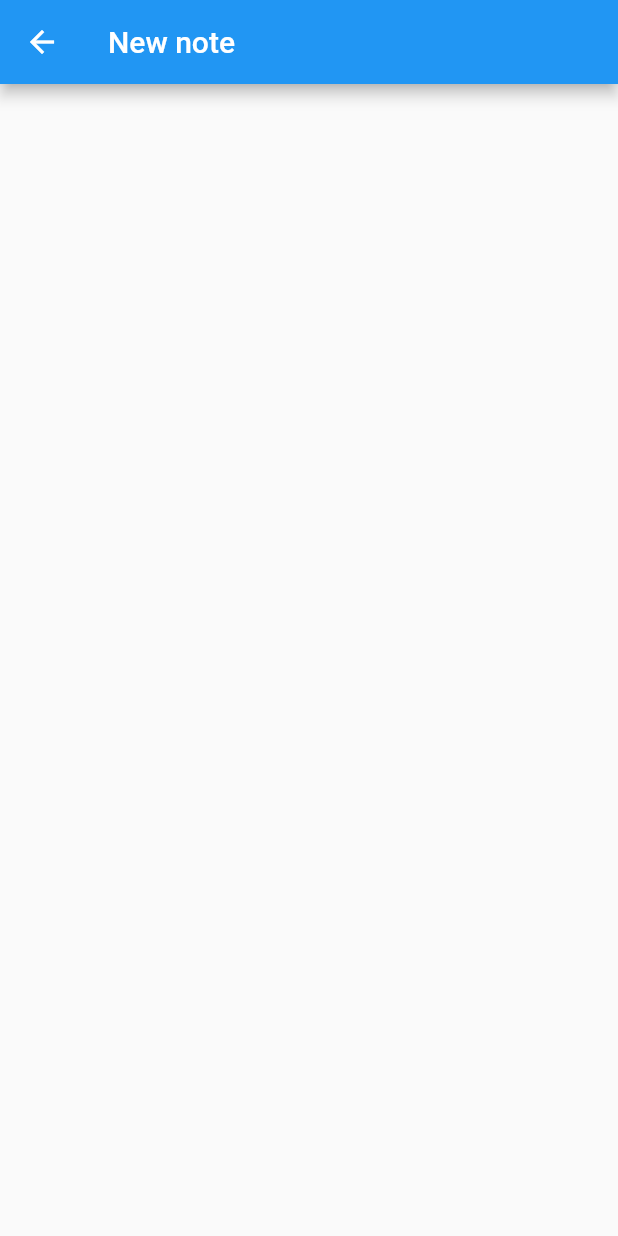
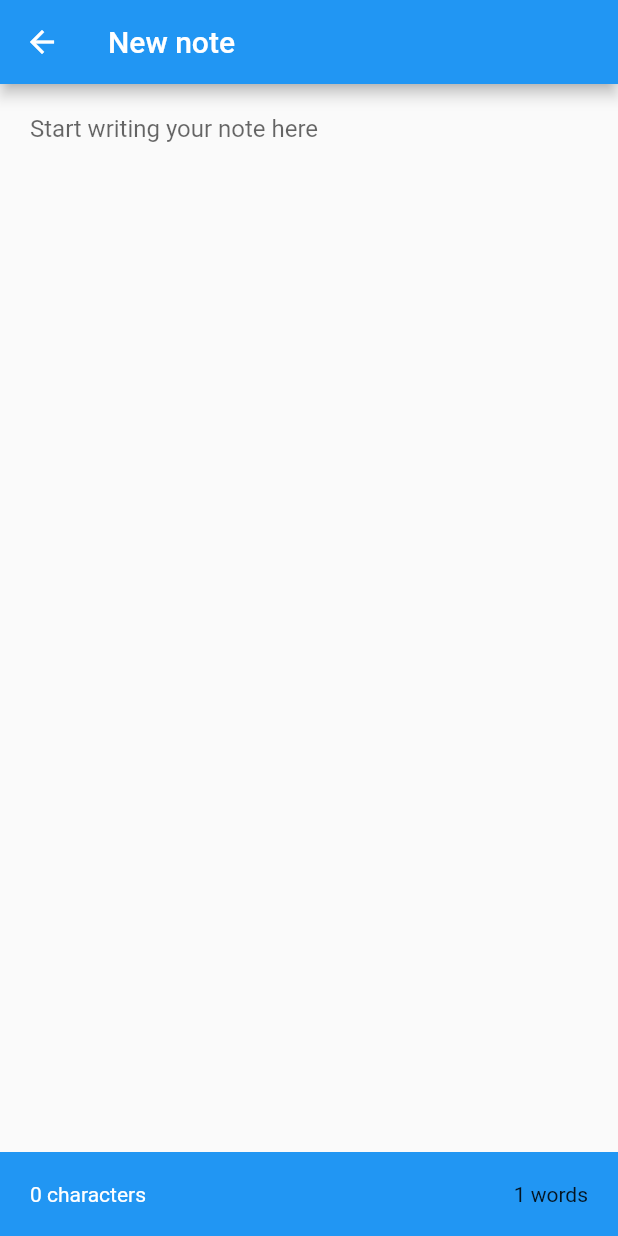
Before and after one commit to ctmhoang/flutter-intro, a Flutter app: the screen it shows after launch, after a tap on the "add" icon, on a phone screen of 412 x 824 dp. Run offline on Flutter 3.47's test engine with Material 2 defaults, Android fonts, the phone set to English and light mode, and no system bars; generated files the repository leaves out were written again.

Commit message:
Add notes app

```diff
--- a/provider_notes/lib/providers/note_collections.dart
+++ b/provider_notes/lib/providers/note_collections.dart
@@ -18,6 +18,11 @@ class NoteCollection extends ChangeNotifier {
     notifyListeners();
   }
 
+  deleteNote(Note note) {
+    _notes.remove(note);
+    notifyListeners();
+  }
+
   Note getNote(String id) {
     return _notes.where((element) => element.id == id).first;
   }
--- a/provider_notes/lib/screens/home_screen.dart
+++ b/provider_notes/lib/screens/home_screen.dart
@@ -14,7 +14,9 @@ class HomeScreen extends StatelessWidget {
 
     return new Scaffold(
       appBar: AppBar(
-        title: Text('Notes'),
+        title: Consumer<NoteCollection>(
+          builder: (_, notes, __) => Text('Notes (${notes.allNotes.length})'),
+        ),
       ),
       body: _buildNotesList(collection, context),
       floatingActionButton: FloatingActionButton(
@@ -42,10 +44,18 @@ class HomeScreen extends StatelessWidget {
     return ListView.builder(
       itemBuilder: (ctx, idx) {
         Note note = allNotes[idx];
-        return ListTile(
-          title: Text(note.body),
-          onTap: _navigateToNoteScreen(context, note),
-        );
+        return Dismissible(
+            key: ValueKey(note.id),
+            background: Container(
+              color: Colors.red,
+            ),
+            onDismissed: (_) {
+              collection.deleteNote(note);
+            },
+            child: ListTile(
+              title: Text(note.noteBody),
+              onTap: () => _navigateToNoteScreen(context, note),
+            ));
       },
       itemCount: allNotes.length,
     );
--- a/provider_notes/lib/screens/note_screen.dart
+++ b/provider_notes/lib/screens/note_screen.dart
@@ -23,7 +23,8 @@ class NoteScreenState extends State<NoteScreen> {
     super.initState();
     _controller.text = body;
     _controller.addListener(() {
-      Provider.of<NoteCollection>(context).updateNote(id, _controller.text);
+      Provider.of<NoteCollection>(context, listen: false)
+          .updateNote(id, _controller.text);
     });
   }
 
@@ -38,7 +39,7 @@ class NoteScreenState extends State<NoteScreen> {
       ),
       body: Column(
         children: [
-          /*  Expanded(
+          Expanded(
             child: Container(
               child: TextField(
                 controller: _controller,
@@ -50,7 +51,29 @@ class NoteScreenState extends State<NoteScreen> {
                     border: InputBorder.none,
                     contentPadding: EdgeInsets.all(20)),
               ),
-          )) */
+            ),
+          ),
+          ConstrainedBox(
+            constraints: BoxConstraints(minWidth: double.infinity),
+            child: Container(
+              child: Consumer<NoteCollection>(builder: (_, notes, __) {
+                var note = notes.getNote(id);
+
+                return Row(
+                  children: [
+                    Text(
+                      '${note.body.length} characters',
+                      style: TextStyle(color: Colors.white),
+                    ),
+                    Text('${note.body.split(RegExp(r'\W+')).length} words')
+                  ],
+                  mainAxisAlignment: MainAxisAlignment.spaceBetween,
+                );
+              }),
+              decoration: BoxDecoration(color: Colors.blue),
+              padding: EdgeInsets.all(20),
+            ),
+          )
         ],
       ),
     );
```
Lines whose indentation alone changed are shown as unchanged.
